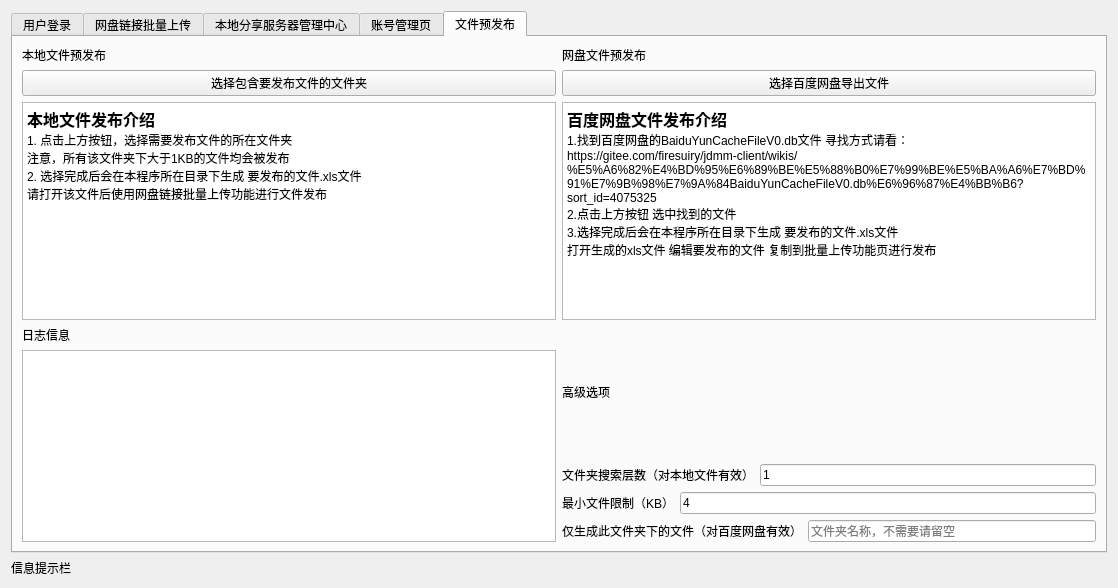
The window that client.ui (Firesuiry/jdmm-client) describes before a commit, drawn with Qt 5.
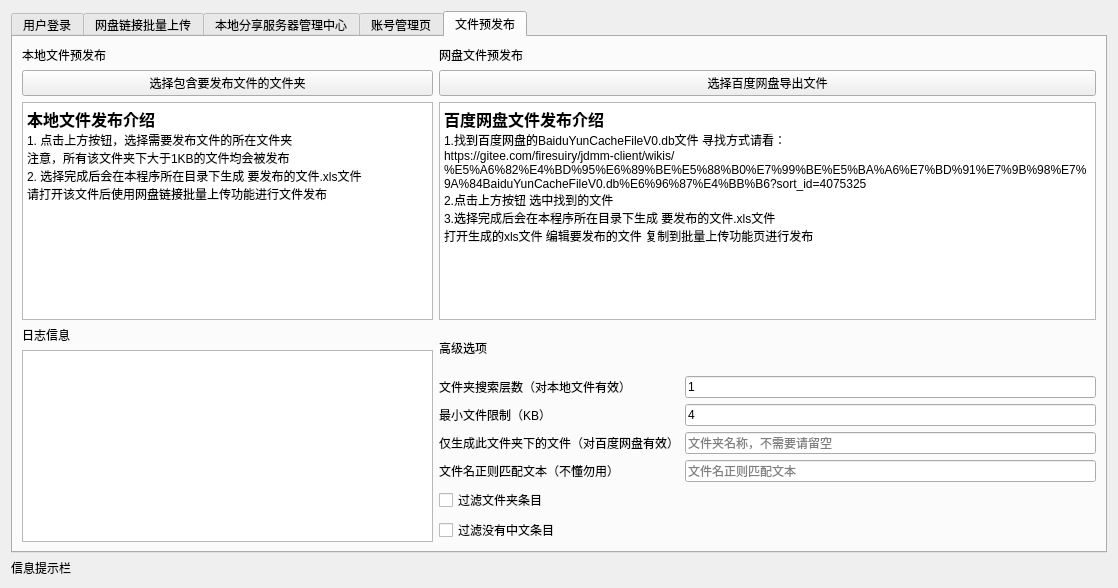
The same window after the commit.

Commit message: ui更新

Patch:
```diff
--- a/client.ui
+++ b/client.ui
@@ -608,7 +608,7 @@
          </item>
         </layout>
        </item>
-       <item row="0" column="1">
+       <item row="0" column="1" colspan="2">
         <layout class="QVBoxLayout" name="verticalLayout_5">
          <item>
           <widget class="QLabel" name="label_5">
@@ -645,7 +645,7 @@
          </item>
         </layout>
        </item>
-       <item row="1" column="0" rowspan="4">
+       <item row="1" column="0" rowspan="7">
         <layout class="QVBoxLayout" name="verticalLayout_3">
          <item>
           <widget class="QLabel" name="label_34">
@@ -667,33 +667,27 @@
         </widget>
        </item>
        <item row="2" column="1">
-        <layout class="QHBoxLayout" name="horizontalLayout_13">
-         <item>
           <widget class="QLabel" name="label_7">
            <property name="text">
             <string>文件夹搜索层数（对本地文件有效）</string>
            </property>
           </widget>
          </item>
-         <item>
+       <item row="2" column="2">
           <widget class="QLineEdit" name="dir_search_depth_edit">
            <property name="text">
             <string>1</string>
            </property>
           </widget>
          </item>
-        </layout>
-       </item>
        <item row="3" column="1">
-        <layout class="QHBoxLayout" name="horizontalLayout_14">
-         <item>
           <widget class="QLabel" name="label_11">
            <property name="text">
             <string>最小文件限制（KB）</string>
            </property>
           </widget>
          </item>
-         <item>
+       <item row="3" column="2">
           <widget class="QLineEdit" name="min_file_limit_edit">
            <property name="text">
             <string>4</string>
@@ -706,18 +700,14 @@
            </property>
           </widget>
          </item>
-        </layout>
-       </item>
        <item row="4" column="1">
-        <layout class="QHBoxLayout" name="horizontalLayout_15">
-         <item>
           <widget class="QLabel" name="label_25">
            <property name="text">
             <string>仅生成此文件夹下的文件（对百度网盘有效）</string>
            </property>
           </widget>
          </item>
-         <item>
+       <item row="4" column="2">
           <widget class="QLineEdit" name="min_file_limit_edit_2">
            <property name="text">
             <string/>
@@ -730,7 +720,39 @@
            </property>
           </widget>
          </item>
-        </layout>
+       <item row="5" column="1">
+        <widget class="QLabel" name="label_26">
+         <property name="text">
+          <string>文件名正则匹配文本（不懂勿用）</string>
+         </property>
+        </widget>
+       </item>
+       <item row="5" column="2">
+        <widget class="QLineEdit" name="min_file_limit_edit_3">
+         <property name="text">
+          <string/>
+         </property>
+         <property name="placeholderText">
+          <string>文件名正则匹配文本</string>
+         </property>
+         <property name="clearButtonEnabled">
+          <bool>true</bool>
+         </property>
+        </widget>
+       </item>
+       <item row="6" column="1">
+        <widget class="QCheckBox" name="checkBox">
+         <property name="text">
+          <string>过滤文件夹条目</string>
+         </property>
+        </widget>
+       </item>
+       <item row="7" column="1">
+        <widget class="QCheckBox" name="checkBox_2">
+         <property name="text">
+          <string>过滤没有中文条目</string>
+         </property>
+        </widget>
        </item>
       </layout>
      </widget>
```
Lines whose indentation alone changed are shown as unchanged.
